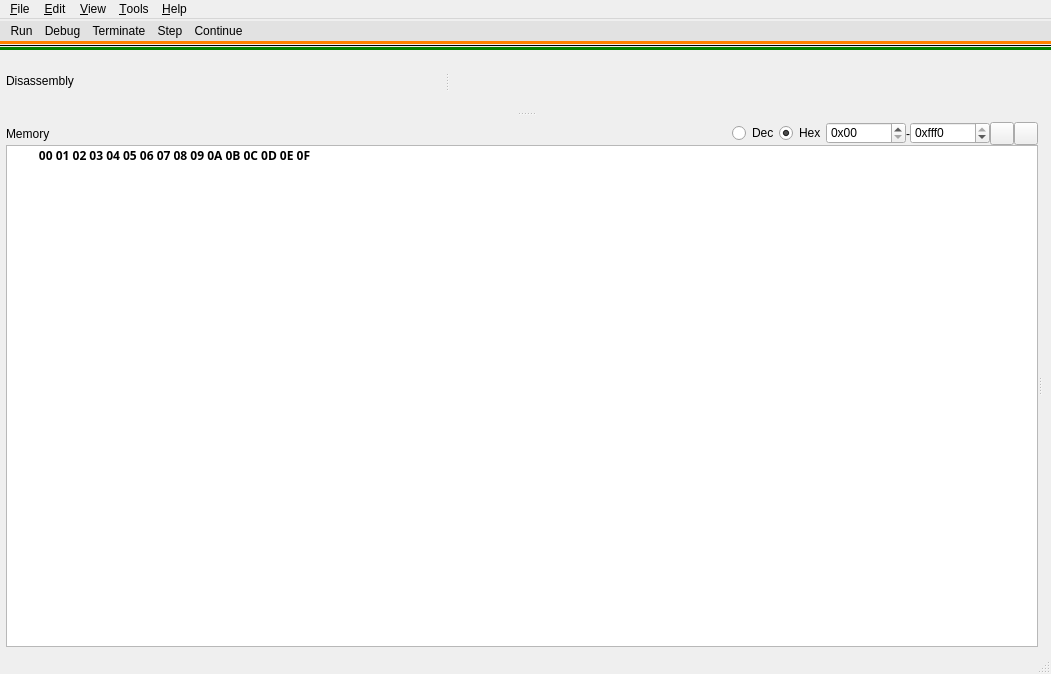
Qt form src/ui/mainwindow.ui (MartinUbl/emulv) before a commit.
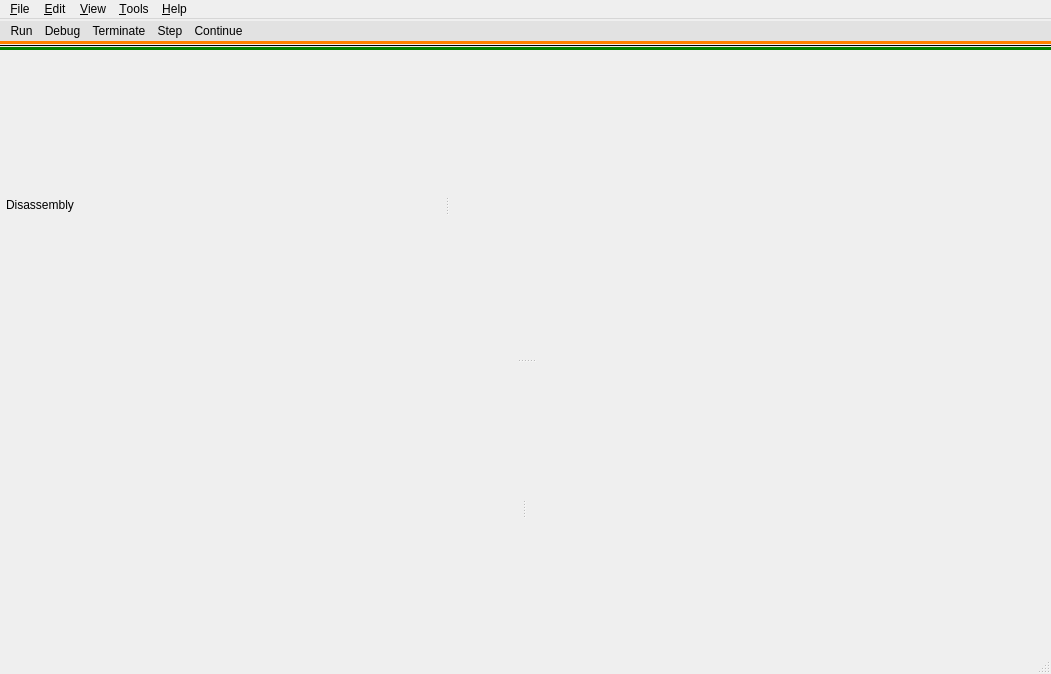
The same form after that commit. Icons and pictures are not drawn.

Commit message:
Prepared memory widget.
Replaced existing memory area with a new MemoryWidget.

What changed in the file:
```diff
--- a/src/ui/mainwindow.ui
+++ b/src/ui/mainwindow.ui
@@ -384,259 +384,6 @@
             <property name="bottomMargin">
              <number>0</number>
             </property>
-            <item>
-             <layout class="QVBoxLayout" name="verticalLayout_4">
-              <item>
-               <layout class="QHBoxLayout" name="horizontalLayout">
-                <item>
-                 <widget class="QLabel" name="label_3">
-                  <property name="text">
-                   <string>Memory</string>
-                  </property>
-                  <property name="margin">
-                   <number>0</number>
-                  </property>
-                 </widget>
-                </item>
-                <item>
-                 <spacer name="horizontalSpacer">
-                  <property name="orientation">
-                   <enum>Qt::Horizontal</enum>
-                  </property>
-                  <property name="sizeHint" stdset="0">
-                   <size>
-                    <width>40</width>
-                    <height>20</height>
-                   </size>
-                  </property>
-                 </spacer>
-                </item>
-                <item>
-                 <widget class="QRadioButton" name="rbMemoryDec">
-                  <property name="text">
-                   <string>Dec</string>
-                  </property>
-                 </widget>
-                </item>
-                <item>
-                 <widget class="QRadioButton" name="rbMemoryHex">
-                  <property name="text">
-                   <string>Hex</string>
-                  </property>
-                  <property name="checked">
-                   <bool>true</bool>
-                  </property>
-                 </widget>
-                </item>
-                <item>
-                 <widget class="QSpinBox" name="spinBoxMemoryFrom">
-                  <property name="minimumSize">
-                   <size>
-                    <width>80</width>
-                    <height>0</height>
-                   </size>
-                  </property>
-                  <property name="suffix">
-                   <string>0</string>
-                  </property>
-                  <property name="prefix">
-                   <string>0x</string>
-                  </property>
-                  <property name="maximum">
-                   <number>4094</number>
-                  </property>
-                  <property name="value">
-                   <number>0</number>
-                  </property>
-                  <property name="displayIntegerBase">
-                   <number>16</number>
-                  </property>
-                 </widget>
-                </item>
-                <item>
-                 <widget class="QLabel" name="label_4">
-                  <property name="text">
-                   <string>-</string>
-                  </property>
-                  <property name="margin">
-                   <number>4</number>
-                  </property>
-                 </widget>
-                </item>
-                <item>
-                 <widget class="QSpinBox" name="spinBoxMemoryTo">
-                  <property name="minimumSize">
-                   <size>
-                    <width>80</width>
-                    <height>0</height>
-                   </size>
-                  </property>
-                  <property name="suffix">
-                   <string>0</string>
-                  </property>
-                  <property name="prefix">
-                   <string>0x</string>
-                  </property>
-                  <property name="maximum">
-                   <number>4095</number>
-                  </property>
-                  <property name="value">
-                   <number>4095</number>
-                  </property>
-                  <property name="displayIntegerBase">
-                   <number>16</number>
-                  </property>
-                 </widget>
-                </item>
-                <item>
-                 <widget class="QToolButton" name="btnSelectMemory">
-                  <property name="toolTip">
-                   <string>Confirm range</string>
-                  </property>
-                  <property name="text">
-                   <string/>
-                  </property>
-                 </widget>
-                </item>
-                <item>
-                 <widget class="QToolButton" name="btnRestoreMemory">
-                  <property name="toolTip">
-                   <string>Restore</string>
-                  </property>
-                  <property name="text">
-                   <string/>
-                  </property>
-                 </widget>
-                </item>
-               </layout>
-              </item>
-              <item>
-               <widget class="QScrollArea" name="scrollArea">
-                <property name="verticalScrollBarPolicy">
-                 <enum>Qt::ScrollBarAlwaysOff</enum>
-                </property>
-                <property name="widgetResizable">
-                 <bool>true</bool>
-                </property>
-                <widget class="QWidget" name="scrollAreaWidgetContents">
-                 <property name="geometry">
-                  <rect>
-                   <x>0</x>
-                   <y>0</y>
-                   <width>1028</width>
-                   <height>476</height>
-                  </rect>
-                 </property>
-                 <layout class="QVBoxLayout" name="verticalLayout_7">
-                  <property name="spacing">
-                   <number>0</number>
-                  </property>
-                  <property name="leftMargin">
-                   <number>0</number>
-                  </property>
-                  <property name="topMargin">
-                   <number>0</number>
-                  </property>
-                  <property name="rightMargin">
-                   <number>0</number>
-                  </property>
-                  <property name="bottomMargin">
-                   <number>0</number>
-                  </property>
-                  <item>
-                   <layout class="QHBoxLayout" name="horizontalLayout_5">
-                    <property name="spacing">
-                     <number>0</number>
-                    </property>
-                    <item>
-                     <layout class="QVBoxLayout" name="verticalLayout_8">
-                      <property name="spacing">
-                       <number>0</number>
-                      </property>
-                      <item>
-                       <widget class="QLineEdit" name="lineEditMemoryHeader">
-                        <property name="enabled">
-                         <bool>true</bool>
-                        </property>
-                        <property name="font">
-                         <font>
-                          <family>NotoSansMono Nerd Font Mono</family>
-                          <bold>true</bold>
-                         </font>
-                        </property>
-                        <property name="cursor">
-                         <cursorShape>ArrowCursor</cursorShape>
-                        </property>
-                        <property name="styleSheet">
-                         <string notr="true">padding-left: 2px;</string>
-                        </property>
-                        <property name="text">
-                         <string>         00 01 02 03 04 05 06 07 08 09 0A 0B 0C 0D 0E 0F</string>
-                        </property>
-                        <property name="frame">
-                         <bool>false</bool>
-                        </property>
-                        <property name="readOnly">
-                         <bool>true</bool>
-                        </property>
-                       </widget>
-                      </item>
-                      <item>
-                       <widget class="QPlainTextEdit" name="textEditMemory">
-                        <property name="minimumSize">
-                         <size>
-                          <width>600</width>
-                          <height>0</height>
-                         </size>
-                        </property>
-                        <property name="font">
-                         <font>
-                          <family>NotoSansMono Nerd Font Mono</family>
-                          <bold>true</bold>
-                         </font>
-                        </property>
-                        <property name="styleSheet">
-                         <string notr="true"/>
-                        </property>
-                        <property name="frameShape">
-                         <enum>QFrame::NoFrame</enum>
-                        </property>
-                        <property name="frameShadow">
-                         <enum>QFrame::Plain</enum>
-                        </property>
-                        <property name="lineWidth">
-                         <number>0</number>
-                        </property>
-                        <property name="verticalScrollBarPolicy">
-                         <enum>Qt::ScrollBarAsNeeded</enum>
-                        </property>
-                        <property name="horizontalScrollBarPolicy">
-                         <enum>Qt::ScrollBarAlwaysOff</enum>
-                        </property>
-                        <property name="sizeAdjustPolicy">
-                         <enum>QAbstractScrollArea::AdjustToContents</enum>
-                        </property>
-                        <property name="lineWrapMode">
-                         <enum>QPlainTextEdit::NoWrap</enum>
-                        </property>
-                        <property name="readOnly">
-                         <bool>true</bool>
-                        </property>
-                        <property name="plainText">
-                         <string/>
-                        </property>
-                       </widget>
-                      </item>
-                     </layout>
-                    </item>
-                   </layout>
-                  </item>
-                 </layout>
-                </widget>
-               </widget>
-              </item>
-             </layout>
-            </item>
            </layout>
           </widget>
           <widget class="QWidget" name="peripheralWidget" native="true">
```
Left out of the diff: 6 changed lines with no effect on the pictures. The commit also changes 8 other files.
